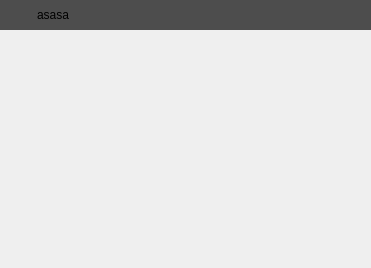
First picture: the form in src/widgets/accordianbladewidget.ui, repository jahshaka/Studio, before the edit.
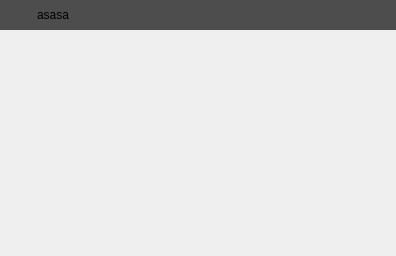
Second picture: the form after the edit.

Patch:
```diff
--- a/src/widgets/accordianbladewidget.ui
+++ b/src/widgets/accordianbladewidget.ui
@@ -6,14 +6,14 @@
    <rect>
     <x>0</x>
     <y>0</y>
-    <width>371</width>
-    <height>268</height>
+    <width>396</width>
+    <height>256</height>
    </rect>
   </property>
   <property name="minimumSize">
    <size>
     <width>0</width>
-    <height>30</height>
+    <height>0</height>
    </size>
   </property>
   <property name="windowTitle">
@@ -53,27 +53,6 @@
    <property name="spacing">
     <number>7</number>
    </property>
-   <item row="1" column="0">
-    <widget class="QWidget" name="contentpane" native="true">
-     <property name="minimumSize">
-      <size>
-       <width>0</width>
-       <height>0</height>
-      </size>
-     </property>
-     <property name="styleSheet">
-      <string notr="true"/>
-     </property>
-     <layout class="QVBoxLayout" name="verticalLayout">
-      <property name="leftMargin">
-       <number>0</number>
-      </property>
-      <property name="rightMargin">
-       <number>7</number>
-      </property>
-     </layout>
-    </widget>
-   </item>
    <item row="0" column="0">
     <widget class="QWidget" name="bg" native="true">
      <property name="minimumSize">
@@ -142,6 +121,24 @@
      </layout>
     </widget>
    </item>
+   <item row="1" column="0">
+    <widget class="QWidget" name="contentpane" native="true">
+     <property name="minimumSize">
+      <size>
+       <width>0</width>
+       <height>24</height>
+      </size>
+     </property>
+     <layout class="QVBoxLayout" name="verticalLayout">
+      <property name="spacing">
+       <number>6</number>
+      </property>
+      <property name="leftMargin">
+       <number>0</number>
+      </property>
+     </layout>
+    </widget>
+   </item>
   </layout>
  </widget>
  <resources/>
```
